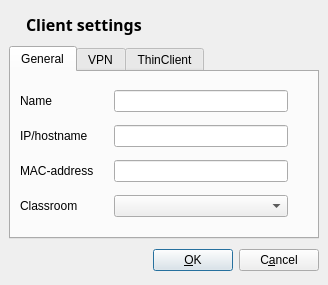
Before: the Qt Designer form ima/dialogs/client_settings.ui in veyon/veyon, drawn with Qt 5.
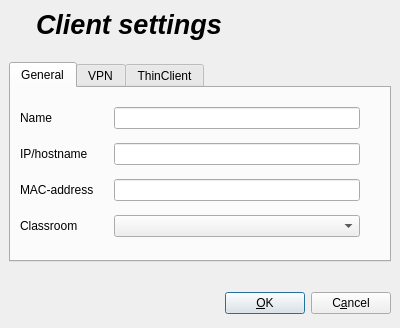
After: the same form once the commit is applied. Icons and pictures are not drawn.

The edit to the form file:
```diff
--- a/ima/dialogs/client_settings.ui
+++ b/ima/dialogs/client_settings.ui
@@ -8,8 +8,8 @@
    <rect>
     <x>0</x>
     <y>0</y>
-    <width>328</width>
-    <height>285</height>
+    <width>400</width>
+    <height>328</height>
    </rect>
   </property>
   <property name="windowTitle" >
@@ -31,10 +31,10 @@
    <item>
     <layout class="QHBoxLayout" >
      <property name="margin" >
-      <number>4</number>
+      <number>0</number>
      </property>
      <property name="spacing" >
-      <number>6</number>
+      <number>20</number>
      </property>
      <item>
       <widget class="QLabel" name="label" >
@@ -60,7 +60,10 @@
      <item>
       <widget class="QLabel" name="label_2" >
        <property name="text" >
-        <string>&lt;html>&lt;head>&lt;meta name="qrichtext" content="1" />&lt;/head>&lt;body style=" white-space: pre-wrap; font-family:Sans Serif; font-size:9pt; font-weight:400; font-style:normal; text-decoration:none;">&lt;p style=" margin-top:0px; margin-bottom:0px; margin-left:0px; margin-right:0px; -qt-block-indent:0; text-indent:0px;">&lt;span style=" font-size:12pt; font-weight:600;">Client settings&lt;/span>&lt;/p>&lt;/body>&lt;/html></string>
+        <string>&lt;html>&lt;head>&lt;meta name="qrichtext" content="1" />&lt;style type="text/css">
+p, li { white-space: pre-wrap; }
+&lt;/style>&lt;/head>&lt;body style=" font-family:'Sans Serif'; font-size:9pt; font-weight:400; font-style:normal; text-decoration:none;">
+&lt;p style=" margin-top:0px; margin-bottom:0px; margin-left:0px; margin-right:0px; -qt-block-indent:0; text-indent:0px;">&lt;span style=" font-size:20pt; font-weight:600; font-style:italic;">Client settings&lt;/span>&lt;/p>&lt;/body>&lt;/html></string>
        </property>
       </widget>
      </item>
@@ -79,6 +82,22 @@
      </item>
     </layout>
    </item>
+   <item>
+    <spacer>
+     <property name="orientation" >
+      <enum>Qt::Vertical</enum>
+     </property>
+     <property name="sizeType" >
+      <enum>QSizePolicy::Fixed</enum>
+     </property>
+     <property name="sizeHint" >
+      <size>
+       <width>370</width>
+       <height>16</height>
+      </size>
+     </property>
+    </spacer>
+   </item>
    <item>
     <widget class="QTabWidget" name="settingsTabWidget" >
      <property name="tabShape" >
@@ -511,6 +530,22 @@
      </widget>
     </widget>
    </item>
+   <item>
+    <spacer>
+     <property name="orientation" >
+      <enum>Qt::Vertical</enum>
+     </property>
+     <property name="sizeType" >
+      <enum>QSizePolicy::Fixed</enum>
+     </property>
+     <property name="sizeHint" >
+      <size>
+       <width>21</width>
+       <height>20</height>
+      </size>
+     </property>
+    </spacer>
+   </item>
    <item>
     <layout class="QHBoxLayout" >
      <property name="margin" >
```
Left out of the diff: 3 changed lines with no effect on the pictures.
